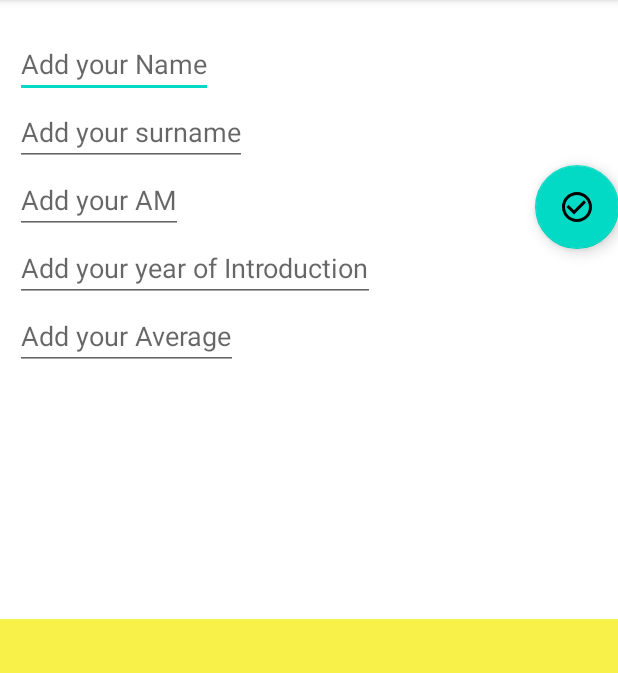
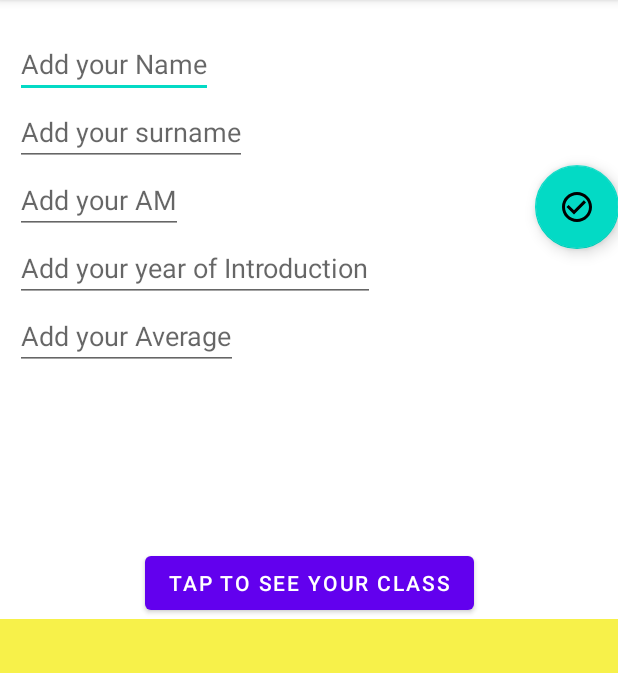
Before and after one commit to Christina-Kontogiorgi/Students, an Android app: the screen it shows after launch (MainActivity), on a phone screen of 412 x 824 dp, the part 84-757 px from its top. Run offline under Robolectric (Android 15) with nearby library versions, the phone set to English and light mode, and no system bars.

Commit message:
button for all students added

```diff
--- a/app/src/main/res/layout/activity_main.xml
+++ b/app/src/main/res/layout/activity_main.xml
@@ -69,6 +69,14 @@
         app:layout_constraintTop_toTopOf="parent"
         android:layout_marginTop="110dp"
         android:src="@drawable/baseline_check_circle_outline_24"/>
+    <Button
+        android:id="@+id/pushThem"
+        android:layout_width="wrap_content"
+        android:layout_height="wrap_content"
+        app:layout_constraintStart_toStartOf="parent"
+        app:layout_constraintEnd_toEndOf="parent"
+        app:layout_constraintBottom_toBottomOf="@id/data"
+        android:text="@string/button"/>
     <TextView
         android:id="@+id/text"
         android:layout_width="match_parent"
--- a/app/src/main/res/values/strings.xml
+++ b/app/src/main/res/values/strings.xml
@@ -5,4 +5,5 @@
     <string name="am">Add your AM</string>
     <string name="year">Add your year of Introduction</string>
     <string name="average">Add your Average</string>
+    <string name="button">TAP TO SEE YOUR CLASS</string>
 </resources>
```
